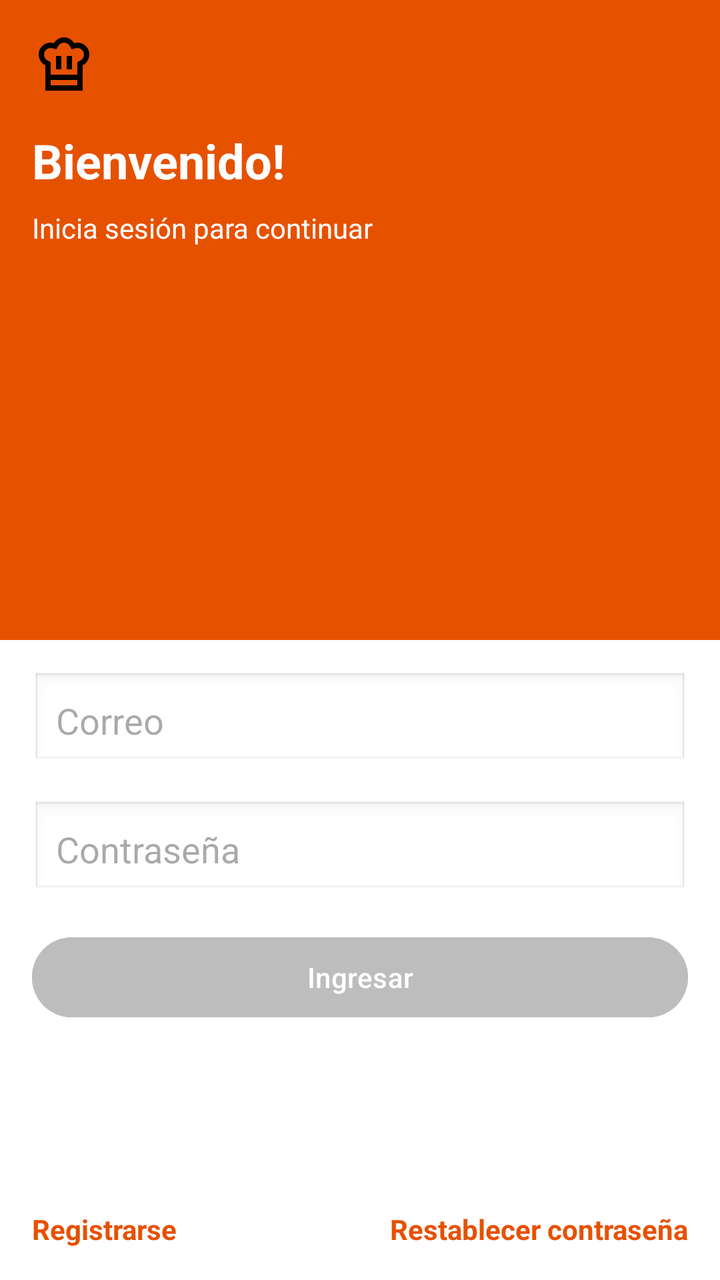
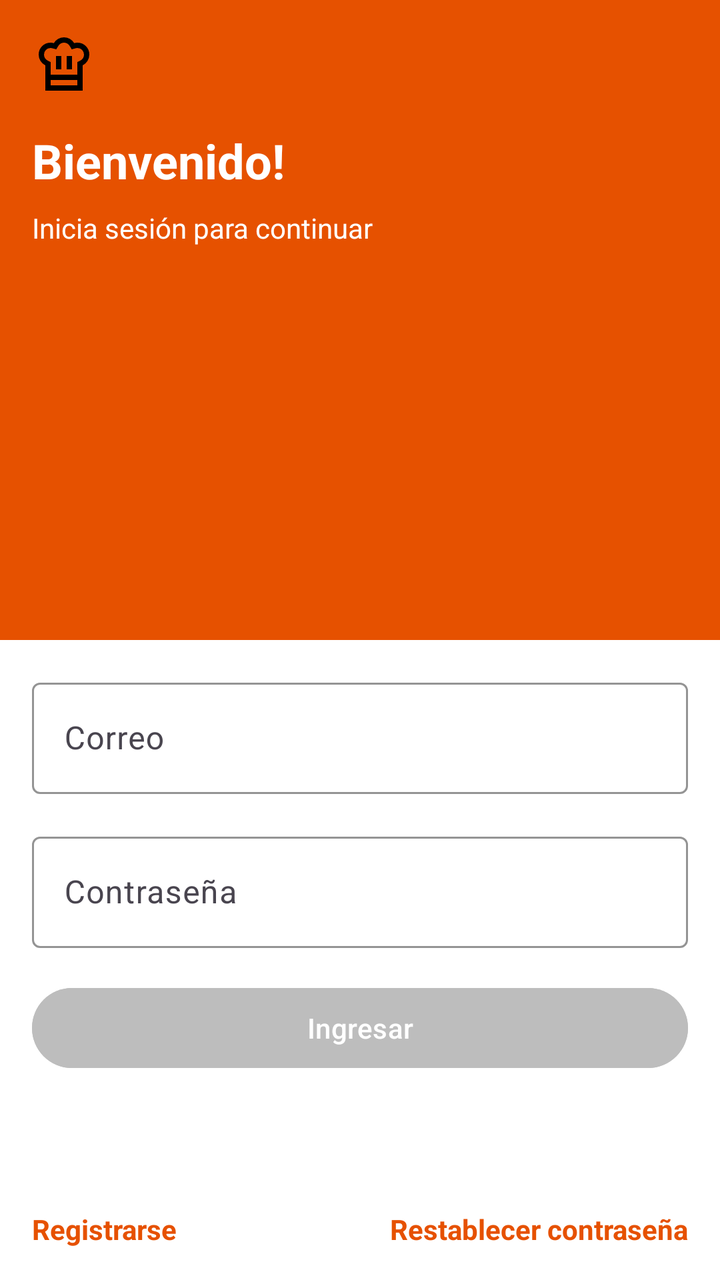

The first picture is an Android layout as it rendered before a commit; the second is the same layout after the commit. The layout source and the unified diff follow.
<!-- AndroidManifest.xml: application theme Theme.ZambuRecetas -->
<!-- res/layout/fragment_login.xml -->
<?xml version="1.0" encoding="utf-8"?>
<androidx.constraintlayout.widget.ConstraintLayout
    xmlns:android="http://schemas.android.com/apk/res/android"
    xmlns:app="http://schemas.android.com/apk/res-auto"
    xmlns:tools="http://schemas.android.com/tools"
    android:layout_width="match_parent"
    android:layout_height="match_parent"
    tools:context=".Login">

    <View
        android:id="@+id/viewOrange"
        android:layout_width="0dp"
        android:layout_height="0dp"
        android:background="#E65100"
        app:layout_constraintBottom_toTopOf="@+id/viewWhite"
        app:layout_constraintEnd_toEndOf="parent"
        app:layout_constraintStart_toStartOf="parent"
        app:layout_constraintTop_toTopOf="parent"
        app:layout_constraintVertical_weight="1" />

    <View
        android:id="@+id/viewWhite"
        android:layout_width="0dp"
        android:layout_height="0dp"
        android:background="#FFFFFF"
        app:layout_constraintBottom_toBottomOf="parent"
        app:layout_constraintEnd_toEndOf="parent"
        app:layout_constraintStart_toStartOf="parent"
        app:layout_constraintTop_toBottomOf="@+id/viewOrange"
        app:layout_constraintVertical_weight="1" />

    <ImageView
        android:id="@+id/ivLogo"
        android:layout_width="32dp"
        android:layout_height="32dp"
        android:layout_marginStart="16dp"
        android:layout_marginTop="16dp"
        android:contentDescription="Logo"
        android:src="@drawable/icono_login"
        app:layout_constraintStart_toStartOf="parent"
        app:layout_constraintTop_toTopOf="parent" />

    <TextView
        android:id="@+id/tvTitle"
        android:layout_width="wrap_content"
        android:layout_height="wrap_content"
        android:layout_marginStart="16dp"
        android:layout_marginTop="16dp"
        android:text="Bienvenido!"
        android:textColor="#FFFFFF"
        android:textSize="24sp"
        android:textStyle="bold"
        app:layout_constraintStart_toStartOf="parent"
        app:layout_constraintTop_toBottomOf="@+id/ivLogo" />

    <TextView
        android:id="@+id/tvSubtitle"
        android:layout_width="wrap_content"
        android:layout_height="wrap_content"
        android:layout_marginStart="16dp"
        android:layout_marginTop="8dp"
        android:text="Inicia sesión para continuar"
        android:textColor="#FFFFFF"
        android:textSize="14sp"
        app:layout_constraintStart_toStartOf="parent"
        app:layout_constraintTop_toBottomOf="@+id/tvTitle" />

    <EditText
        android:id="@+id/etEmail"
        android:layout_width="0dp"
        android:layout_height="wrap_content"
        android:layout_marginStart="16dp"
        android:layout_marginTop="16dp"
        android:layout_marginEnd="16dp"
        android:background="@android:drawable/edit_text"
        android:hint="Correo"
        android:inputType="textEmailAddress"
        android:padding="12dp"
        app:layout_constraintEnd_toEndOf="parent"
        app:layout_constraintStart_toStartOf="parent"
        app:layout_constraintTop_toTopOf="@+id/viewWhite" />

    <EditText
        android:id="@+id/etPassword"
        android:layout_width="0dp"
        android:layout_height="wrap_content"
        android:layout_marginStart="16dp"
        android:layout_marginTop="16dp"
        android:layout_marginEnd="16dp"
        android:background="@android:drawable/edit_text"
        android:hint="Contraseña"
        android:inputType="textPassword"
        android:padding="12dp"
        app:layout_constraintEnd_toEndOf="parent"
        app:layout_constraintStart_toStartOf="parent"
        app:layout_constraintTop_toBottomOf="@+id/etEmail" />

    <Button
        android:id="@+id/btnLogin"
        android:layout_width="0dp"
        android:layout_height="wrap_content"
        android:layout_marginStart="16dp"
        android:layout_marginTop="16dp"
        android:layout_marginEnd="16dp"
        android:backgroundTint="@color/button_background"
        android:enabled="false"
        android:text="Ingresar"
        android:textColor="@color/button_text_color"
        app:layout_constraintEnd_toEndOf="parent"
        app:layout_constraintStart_toStartOf="parent"
        app:layout_constraintTop_toBottomOf="@+id/etPassword" />

    <LinearLayout
        android:layout_width="0dp"
        android:layout_height="wrap_content"
        android:layout_marginStart="16dp"
        android:layout_marginEnd="16dp"
        android:layout_marginBottom="16dp"
        android:gravity="center_vertical"
        android:orientation="horizontal"
        app:layout_constraintBottom_toBottomOf="parent"
        app:layout_constraintEnd_toEndOf="parent"
        app:layout_constraintStart_toStartOf="parent">

        <TextView
            android:id="@+id/btnGoToRegister"
            android:layout_width="0dp"
            android:layout_height="wrap_content"
            android:layout_weight="1"
            android:clickable="true"
            android:focusable="true"
            android:text="Registrarse"
            android:textColor="#E65100"
            android:textStyle="bold" />

        <TextView
            android:id="@+id/btnGoToReset"
            android:layout_width="0dp"
            android:layout_height="wrap_content"
            android:layout_weight="1"
            android:clickable="true"
            android:focusable="true"
            android:gravity="end"
            android:text="Restablecer contraseña"
            android:textColor="#E65100"
            android:textStyle="bold" />

    </LinearLayout>

</androidx.constraintlayout.widget.ConstraintLayout>
<!-- resources referenced by this layout -->
<resources>
  <!-- drawable icono_login (drawable) -->
  <vector xmlns:android="http://schemas.android.com/apk/res/android" android:height="16dp" android:tint="#000000" android:viewportHeight="960" android:viewportWidth="960" android:width="16dp">
        
      <path android:fillColor="@android:color/white" android:pathData="M360,560L440,560L440,360L360,360L360,560ZM200,500Q154,477 127,433.5Q100,390 100,339Q100,264 151.5,212Q203,160 278,160Q290,160 302.5,162Q315,164 327,167L327,167L327,167Q352,126 392,103Q432,80 480,80Q528,80 568,103Q608,126 633,167L633,167L633,167Q645,164 657,162Q669,160 682,160Q757,160 808.5,212Q860,264 860,339Q860,390 833,433.5Q806,477 760,500L760,720L200,720L200,500ZM520,560L600,560L600,360L520,360L520,560ZM280,640L680,640L680,451L724,429Q750,416 765,392.5Q780,369 780,340Q780,298 751.5,269Q723,240 682,240Q671,240 662,242Q653,244 643,247L596,260L565,208Q551,185 528.5,172.5Q506,160 480,160Q454,160 431.5,172.5Q409,185 395,208L364,260L316,247Q306,245 296.5,242.5Q287,240 277,240Q236,240 208,269Q180,298 180,340Q180,369 195,392.5Q210,416 236,429L280,451L280,640ZM200,720L280,720L280,800L680,800L680,720L760,720L760,880L200,880L200,720ZM480,640L480,640L480,640Q480,640 480,640Q480,640 480,640Q480,640 480,640Q480,640 480,640Q480,640 480,640Q480,640 480,640L480,640L480,640Q480,640 480,640Q480,640 480,640Q480,640 480,640Q480,640 480,640L480,640L480,640Q480,640 480,640Q480,640 480,640Q480,640 480,640Q480,640 480,640Q480,640 480,640Q480,640 480,640L480,640L480,640Z"/>
      
  </vector>
  <style name="Theme.ZambuRecetas" parent="Base.Theme.ZambuRecetas" />
  <style name="Base.Theme.ZambuRecetas" parent="Theme.Material3.DayNight.NoActionBar">
          
          
      </style>
</resources>

<!-- the commit's change to res/layout/fragment_login.xml (unified diff, before → after) -->
@@ -5,7 +5,7 @@
     xmlns:tools="http://schemas.android.com/tools"
     android:layout_width="match_parent"
     android:layout_height="match_parent"
-    tools:context=".Login">
+    tools:context=".onboarding.signIn.Login">
 
     <View
         android:id="@+id/viewOrange"
@@ -30,7 +30,7 @@
         app:layout_constraintVertical_weight="1" />
 
     <ImageView
-        android:id="@+id/ivLogo"
+        android:id="@+id/imageView"
         android:layout_width="32dp"
         android:layout_height="32dp"
         android:layout_marginStart="16dp"
@@ -51,7 +51,7 @@
         android:textSize="24sp"
         android:textStyle="bold"
         app:layout_constraintStart_toStartOf="parent"
-        app:layout_constraintTop_toBottomOf="@+id/ivLogo" />
+        app:layout_constraintTop_toBottomOf="@+id/imageView" />
 
     <TextView
         android:id="@+id/tvSubtitle"
@@ -65,38 +65,54 @@
         app:layout_constraintStart_toStartOf="parent"
         app:layout_constraintTop_toBottomOf="@+id/tvTitle" />
 
-    <EditText
-        android:id="@+id/etEmail"
+    <com.google.android.material.textfield.TextInputLayout
+        android:id="@+id/emailTil"
+        style="@style/Widget.Material3.TextInputLayout.OutlinedBox"
         android:layout_width="0dp"
         android:layout_height="wrap_content"
         android:layout_marginStart="16dp"
         android:layout_marginTop="16dp"
         android:layout_marginEnd="16dp"
-        android:background="@android:drawable/edit_text"
         android:hint="Correo"
-        android:inputType="textEmailAddress"
-        android:padding="12dp"
+        app:boxStrokeColor="#E65100"
+        app:hintTextColor="#E65100"
         app:layout_constraintEnd_toEndOf="parent"
         app:layout_constraintStart_toStartOf="parent"
-        app:layout_constraintTop_toTopOf="@+id/viewWhite" />
+        app:layout_constraintTop_toTopOf="@+id/viewWhite">
 
-    <EditText
-        android:id="@+id/etPassword"
+        <com.google.android.material.textfield.TextInputEditText
+            android:id="@+id/emailTiet"
+            android:layout_width="match_parent"
+            android:layout_height="wrap_content"
+            android:inputType="textEmailAddress" />
+
+    </com.google.android.material.textfield.TextInputLayout>
+
+    <com.google.android.material.textfield.TextInputLayout
+        android:id="@+id/passwordTil"
+        style="@style/Widget.Material3.TextInputLayout.OutlinedBox"
         android:layout_width="0dp"
         android:layout_height="wrap_content"
         android:layout_marginStart="16dp"
         android:layout_marginTop="16dp"
         android:layout_marginEnd="16dp"
-        android:background="@android:drawable/edit_text"
         android:hint="Contraseña"
-        android:inputType="textPassword"
-        android:padding="12dp"
+        app:boxStrokeColor="#E65100"
+        app:hintTextColor="#E65100"
         app:layout_constraintEnd_toEndOf="parent"
         app:layout_constraintStart_toStartOf="parent"
-        app:layout_constraintTop_toBottomOf="@+id/etEmail" />
+        app:layout_constraintTop_toBottomOf="@+id/emailTil">
 
-    <Button
-        android:id="@+id/btnLogin"
+        <com.google.android.material.textfield.TextInputEditText
+            android:id="@+id/passwordTiet"
+            android:layout_width="match_parent"
+            android:layout_height="wrap_content"
+            android:inputType="textPassword" />
+
+    </com.google.android.material.textfield.TextInputLayout>
+
+    <com.google.android.material.button.MaterialButton
+        android:id="@+id/signInButton"
         android:layout_width="0dp"
         android:layout_height="wrap_content"
         android:layout_marginStart="16dp"
@@ -108,7 +124,7 @@
         android:textColor="@color/button_text_color"
         app:layout_constraintEnd_toEndOf="parent"
         app:layout_constraintStart_toStartOf="parent"
-        app:layout_constraintTop_toBottomOf="@+id/etPassword" />
+        app:layout_constraintTop_toBottomOf="@+id/passwordTil" />
 
     <LinearLayout
         android:layout_width="0dp"
@@ -116,14 +132,13 @@
         android:layout_marginStart="16dp"
         android:layout_marginEnd="16dp"
         android:layout_marginBottom="16dp"
-        android:gravity="center_vertical"
         android:orientation="horizontal"
         app:layout_constraintBottom_toBottomOf="parent"
         app:layout_constraintEnd_toEndOf="parent"
         app:layout_constraintStart_toStartOf="parent">
 
         <TextView
-            android:id="@+id/btnGoToRegister"
+            android:id="@+id/registerText"
             android:layout_width="0dp"
             android:layout_height="wrap_content"
             android:layout_weight="1"
@@ -134,7 +149,7 @@
             android:textStyle="bold" />
 
         <TextView
-            android:id="@+id/btnGoToReset"
+            android:id="@+id/restorePasswordText"
             android:layout_width="0dp"
             android:layout_height="wrap_content"
             android:layout_weight="1"
